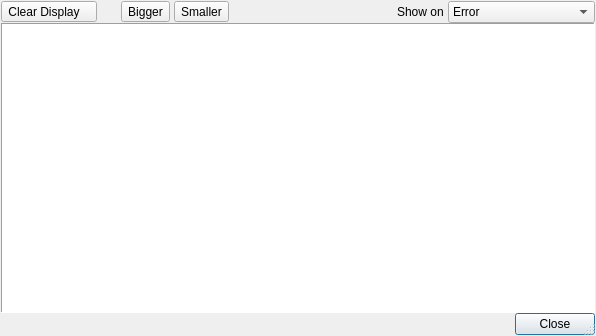
First picture: the form in src/lib/app/RvCommon/ui/RvConsoleWindow.ui, repository BrianHanke/openrv-bhgc, before the edit.
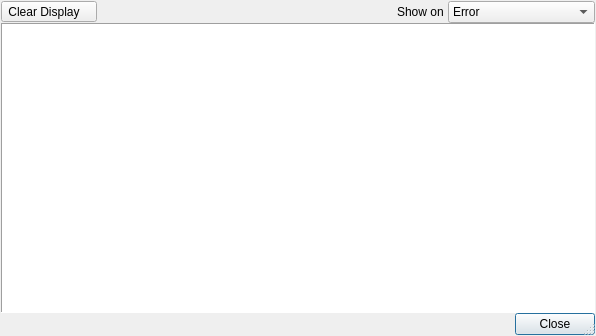
Second picture: the form after the edit.

The edit to the form file:
```diff
--- a/src/lib/app/RvCommon/ui/RvConsoleWindow.ui
+++ b/src/lib/app/RvCommon/ui/RvConsoleWindow.ui
@@ -60,26 +60,6 @@
        </property>
       </spacer>
      </item>
-     <item>
-      <widget class="QToolButton" name="biggerButton">
-       <property name="text">
-        <string>Bigger</string>
-       </property>
-       <property name="toolButtonStyle">
-        <enum>Qt::ToolButtonIconOnly</enum>
-       </property>
-      </widget>
-     </item>
-     <item>
-      <widget class="QToolButton" name="smallerButton">
-       <property name="text">
-        <string>Smaller</string>
-       </property>
-       <property name="toolButtonStyle">
-        <enum>Qt::ToolButtonIconOnly</enum>
-       </property>
-      </widget>
-     </item>
      <item>
       <spacer>
        <property name="orientation">
```
Left out of the diff: 32 changed lines with no effect on the pictures.
